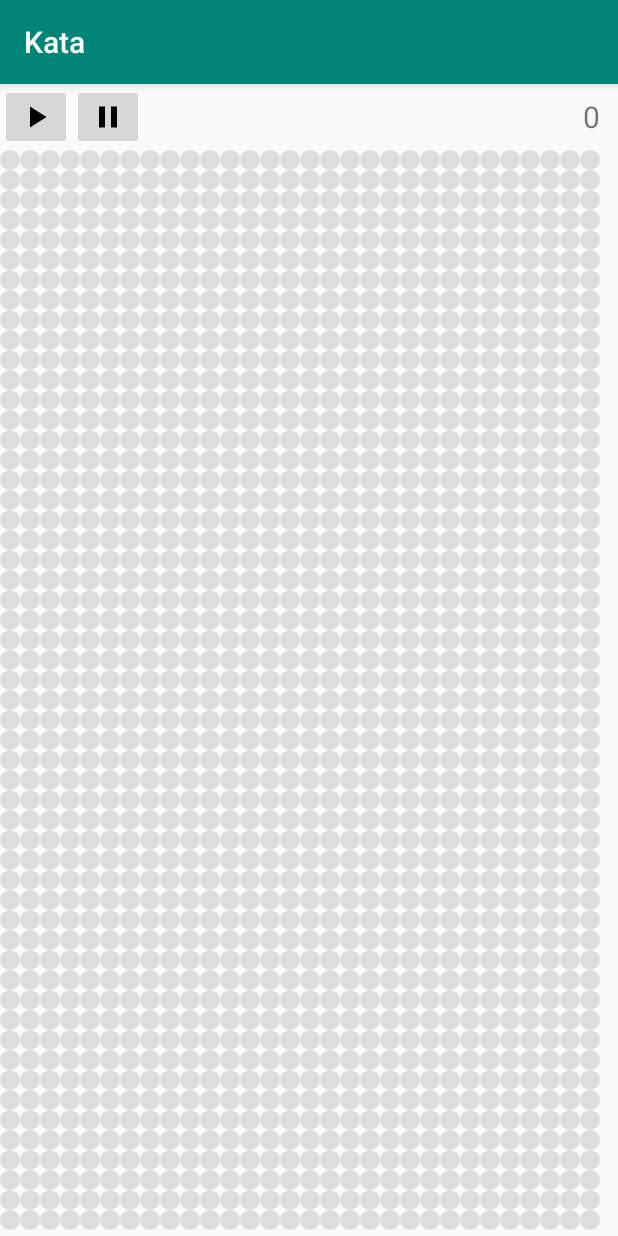
After one commit to Bulrogg/kata, an Android app: the GameOfLifeCustomViewActivity screen opened directly, with no data from a screen before it, on a phone screen of 412 x 824 dp. The commit adds this screen. Run offline under Robolectric (Android 15) with nearby library versions, the phone set to English and light mode, and no system bars.

Commit message:
Game of life : GameOfLifeCustomViewActivity

```diff
--- a/app/src/main/AndroidManifest.xml
+++ b/app/src/main/AndroidManifest.xml
@@ -9,16 +9,15 @@
         android:roundIcon="@mipmap/ic_launcher_round"
         android:supportsRtl="true"
         android:theme="@style/AppTheme">
-
+        <activity android:name=".gameoflife.GameOfLifeCustomViewActivity"></activity>
         <activity android:name=".HomeActivity">
             <intent-filter>
                 <action android:name="android.intent.action.MAIN" />
+
                 <category android:name="android.intent.category.LAUNCHER" />
             </intent-filter>
         </activity>
-
         <activity android:name=".gameoflife.GameOfLifeConsoleActivity" />
-
     </application>
 
 </manifest>
--- a/app/src/main/java/com/frederic/millard/android/kata/HomeActivity.kt
+++ b/app/src/main/java/com/frederic/millard/android/kata/HomeActivity.kt
@@ -1,8 +1,9 @@
 package com.frederic.millard.android.kata
 
+import android.os.Bundle
 import androidx.appcompat.app.AppCompatActivity
-import android.os.Bundle
 import com.frederic.millard.android.kata.gameoflife.GameOfLifeConsoleActivity
+import com.frederic.millard.android.kata.gameoflife.GameOfLifeCustomViewActivity
 import kotlinx.android.synthetic.main.activity_home.*
 
 class HomeActivity : AppCompatActivity() {
@@ -12,5 +13,6 @@ class HomeActivity : AppCompatActivity() {
         setContentView(R.layout.activity_home)
 
         gameOfLifeConsoleButton.setOnClickListener { startActivity(GameOfLifeConsoleActivity.getIntent(this)) }
+        gameOfLifeCustomViewButton.setOnClickListener { startActivity(GameOfLifeCustomViewActivity.getIntent(this)) }
     }
 }
--- /dev/null
+++ b/app/src/main/java/com/frederic/millard/android/kata/gameoflife/GameOfLifeCustomViewActivity.kt
@@ -0,0 +1,120 @@
+package com.frederic.millard.android.kata.gameoflife
+
+import android.content.Context
+import android.content.Intent
+import android.os.Bundle
+import android.os.Handler
+import android.os.Looper
+import android.view.LayoutInflater
+import android.view.ViewTreeObserver
+import android.widget.FrameLayout
+import android.widget.LinearLayout
+import androidx.appcompat.app.AppCompatActivity
+import com.frederic.millard.android.kata.R
+import com.frederic.millard.android.kata.gameoflife.controller.GameOfLifeController
+import com.frederic.millard.android.kata.gameoflife.core.GameOfLifeInteractor
+import com.frederic.millard.android.kata.gameoflife.core.LivingCellAroundCalculator
+import com.frederic.millard.android.kata.gameoflife.core.NextGenerationCalculator
+import com.frederic.millard.android.kata.gameoflife.core.World
+import com.frederic.millard.android.kata.gameoflife.presentation.GameOfLifeDisplay
+import com.frederic.millard.android.kata.gameoflife.presentation.GameOfLifePresenter
+import com.frederic.millard.android.kata.gameoflife.repository.WorldRepository
+import kotlinx.android.synthetic.main.activity_game_of_life_custom_view.*
+
+
+class GameOfLifeCustomViewActivity : AppCompatActivity(), GameOfLifeDisplay {
+
+    companion object {
+        fun getIntent(context: Context) = Intent(context, GameOfLifeCustomViewActivity::class.java)
+        private const val CELL_WIDTH_PX = 20
+        private const val CELL_HEIGHT_PX = 20
+    }
+
+    private lateinit var controller: GameOfLifeController
+
+    private val cellsMap: MutableMap<Pair<Int, Int>, CellView> = mutableMapOf()
+
+    override fun onCreate(savedInstanceState: Bundle?) {
+        super.onCreate(savedInstanceState)
+        setContentView(R.layout.activity_game_of_life_custom_view)
+
+        startButton.setOnClickListener { controller.start() }
+        pauseButton.setOnClickListener { controller.stop() }
+
+        injectObject()
+
+        initDynamicWorld()
+    }
+
+    private fun initDynamicWorld() {
+        worldContent.viewTreeObserver.addOnGlobalLayoutListener(object : ViewTreeObserver.OnGlobalLayoutListener {
+            override fun onGlobalLayout() {
+                worldContent.viewTreeObserver.removeOnGlobalLayoutListener(this)
+                val rowCount = worldContent.height / CELL_HEIGHT_PX
+                val colCount = worldContent.width / CELL_WIDTH_PX
+                initWorldDisplay(rowCount, colCount)
+                controller.initWorld(rowCount, colCount)
+                controller.changeGenerationTimeValue(700L)
+            }
+        })
+    }
+
+    private fun initWorldDisplay(rowCount: Int, colCount: Int) {
+        val rowLinearLayout = LinearLayout(this).apply {
+            layoutParams = LinearLayout.LayoutParams(LinearLayout.LayoutParams.MATCH_PARENT,
+                                                     LinearLayout.LayoutParams.MATCH_PARENT)
+            orientation = LinearLayout.VERTICAL
+        }
+
+        for (row in 0 until rowCount) {
+            val colLinearLayout = LinearLayout(this).apply {
+                layoutParams = LinearLayout.LayoutParams(LinearLayout.LayoutParams.MATCH_PARENT,
+                                                         LinearLayout.LayoutParams.WRAP_CONTENT)
+                orientation = LinearLayout.HORIZONTAL
+                for (col in 0 until colCount) {
+                    val cellView = CellView(this@GameOfLifeCustomViewActivity)
+                    cellView.isActivated = false
+                    cellView.setOnClickListener { controller.activateCell(row, col) }
+                    cellsMap[row to col] = cellView
+                    addView(cellView)
+                }
+            }
+            rowLinearLayout.addView(colLinearLayout)
+        }
+
+        worldContent.addView(rowLinearLayout)
+    }
+
+    private fun injectObject() {
+        val repository = WorldRepository()
+        val presenter = GameOfLifePresenter(this)
+        val nextGenerationCalculator = NextGenerationCalculator(LivingCellAroundCalculator())
+        val interactor = GameOfLifeInteractor(presenter, repository, nextGenerationCalculator)
+        controller = GameOfLifeController(interactor)
+    }
+
+    override fun displayWorld(world: World) {
+        Handler(Looper.getMainLooper()).post {
+            with(world) {
+                generationTextView.text = generationCount.toString()
+
+                for (row in cells.indices) {
+                    val colCells = cells[row]
+                    for (col in colCells.indices) {
+                        cellsMap[row to col]?.isActivated = colCells[col]
+                    }
+                }
+            }
+        }
+    }
+
+    class CellView(context: Context) : FrameLayout(context) {
+
+        init {
+            val inflater = context.getSystemService(Context.LAYOUT_INFLATER_SERVICE) as LayoutInflater
+            inflater.inflate(R.layout.view_cell, this, true)
+            layoutParams = LayoutParams(CELL_WIDTH_PX, CELL_HEIGHT_PX)
+        }
+
+    }
+}
--- a/app/src/main/java/com/frederic/millard/android/kata/gameoflife/controller/GameOfLifeController.kt
+++ b/app/src/main/java/com/frederic/millard/android/kata/gameoflife/controller/GameOfLifeController.kt
@@ -5,21 +5,52 @@ import java.util.*
 
 class GameOfLifeController(private val interactor: GameOfLifeInteractor) {
 
-    private val timer = Timer()
+    private val generationTimer = GenerationTimer(700L) { interactor.nextGeneration() }
 
-    fun initWorld(height: Int, width: Int) {
-        interactor.initWorld(height, width)
+    fun initWorld(rowCount: Int, colCount: Int) {
+        interactor.initWorld(rowCount, colCount)
     }
 
-    fun activateCell(x: Int, y: Int) {
-        interactor.activateCell(x, y)
+    fun activateCell(row: Int, col: Int) {
+        interactor.activateCell(row, col)
     }
 
-    fun start(generationTime: Long) {
+    fun changeGenerationTimeValue(generationTime: Long) {
+        generationTimer.changeGenerationTimeValue(generationTime)
+    }
+
+    fun start() {
+        generationTimer.startGeneration()
+    }
+
+    fun stop() {
+        generationTimer.pauseGeneration()
+    }
+}
+
+private class GenerationTimer(private var generationTime: Long, private val runFunction: () -> Unit) {
+
+    private val timer = Timer()
+    private var generationRunning = false
+
+    fun startGeneration() {
+        generationRunning = true
+    }
+
+    fun pauseGeneration() {
+        generationRunning = false
+    }
+
+    fun changeGenerationTimeValue(generationTime: Long) {
+        this.generationTime = generationTime
+    }
+
+    init {
         timer.scheduleAtFixedRate(object : TimerTask() {
             override fun run() {
-                interactor.nextGeneration()
+                if (generationRunning) runFunction()
             }
         }, 0, generationTime)
     }
+
 }
--- a/app/src/main/java/com/frederic/millard/android/kata/gameoflife/core/LivingCellAroundCalculator.kt
+++ b/app/src/main/java/com/frederic/millard/android/kata/gameoflife/core/LivingCellAroundCalculator.kt
@@ -13,7 +13,7 @@ class LivingCellAroundCalculator {
                 row + 1 to col - 1,
                 row + 1 to col,
                 row + 1 to col + 1)
-                    .filter { it.first in 0 until width && it.second in 0 until height }
+                    .filter { it.first in 0 until rowCount && it.second in 0 until colCount }
                     .count { cells[it.first][it.second] }
         }
     }
--- a/app/src/main/java/com/frederic/millard/android/kata/gameoflife/core/NextGenerationCalculator.kt
+++ b/app/src/main/java/com/frederic/millard/android/kata/gameoflife/core/NextGenerationCalculator.kt
@@ -13,8 +13,8 @@ class NextGenerationCalculator(private var livingCellAroundCalculator: LivingCel
     }
 
     private fun World.computeNewCells(world: World) =
-        List(height) { row ->
-            List(width) { col ->
+        List(rowCount) { row ->
+            List(colCount) { col ->
                 val cellIsLiving = cells[row][col]
                 val livingNeighboursCount = livingCellAroundCalculator.computeLivingCellsAround(world, row, col)
                 if (cellIsLiving) NUMBERS_OF_LIVING_NEIGHBOURS_TO_SURVIVE.contains(livingNeighboursCount)
--- a/app/src/main/java/com/frederic/millard/android/kata/gameoflife/core/World.kt
+++ b/app/src/main/java/com/frederic/millard/android/kata/gameoflife/core/World.kt
@@ -1,8 +1,8 @@
 package com.frederic.millard.android.kata.gameoflife.core
 
 data class World(
-    val height: Int,
-    val width: Int,
+    val rowCount: Int,
+    val colCount: Int,
     val generationCount: Int,
     val cells: List<List<Boolean>>
 )
--- /dev/null
+++ b/app/src/main/res/color/cell_color.xml
@@ -0,0 +1,5 @@
+<?xml version="1.0" encoding="utf-8"?>
+<selector xmlns:android="http://schemas.android.com/apk/res/android">
+    <item android:color="#DDDDDD" android:state_activated="false" />
+    <item android:color="@color/colorPrimary" />
+</selector>
--- /dev/null
+++ b/app/src/main/res/drawable/cell_drawable.xml
@@ -0,0 +1,5 @@
+<?xml version="1.0" encoding="utf-8"?>
+<shape xmlns:android="http://schemas.android.com/apk/res/android"
+    android:shape="oval">
+    <solid android:color="@color/cell_color" />
+</shape>
--- /dev/null
+++ b/app/src/main/res/drawable/ic_pause_black_24dp.xml
@@ -0,0 +1,9 @@
+<vector xmlns:android="http://schemas.android.com/apk/res/android"
+        android:width="24dp"
+        android:height="24dp"
+        android:viewportWidth="24.0"
+        android:viewportHeight="24.0">
+    <path
+        android:fillColor="#FF000000"
+        android:pathData="M6,19h4L10,5L6,5v14zM14,5v14h4L18,5h-4z"/>
+</vector>
--- /dev/null
+++ b/app/src/main/res/drawable/ic_play_arrow_black_24dp.xml
@@ -0,0 +1,9 @@
+<vector xmlns:android="http://schemas.android.com/apk/res/android"
+        android:width="24dp"
+        android:height="24dp"
+        android:viewportWidth="24.0"
+        android:viewportHeight="24.0">
+    <path
+        android:fillColor="#FF000000"
+        android:pathData="M8,5v14l11,-7z"/>
+</vector>
--- /dev/null
+++ b/app/src/main/res/layout/activity_game_of_life_custom_view.xml
@@ -0,0 +1,52 @@
+<?xml version="1.0" encoding="utf-8"?>
+<androidx.constraintlayout.widget.ConstraintLayout xmlns:android="http://schemas.android.com/apk/res/android"
+    xmlns:app="http://schemas.android.com/apk/res-auto"
+    xmlns:tools="http://schemas.android.com/tools"
+    android:layout_width="match_parent"
+    android:layout_height="match_parent"
+    tools:context=".gameoflife.GameOfLifeCustomViewActivity">
+
+    <ImageButton
+        android:id="@+id/startButton"
+        android:layout_width="wrap_content"
+        android:layout_height="wrap_content"
+        android:src="@drawable/ic_play_arrow_black_24dp"
+        app:layout_constraintStart_toStartOf="parent"
+        app:layout_constraintTop_toTopOf="parent" />
+
+    <ImageButton
+        android:id="@+id/pauseButton"
+        android:layout_width="wrap_content"
+        android:layout_height="wrap_content"
+        android:src="@drawable/ic_pause_black_24dp"
+        app:layout_constraintStart_toEndOf="@id/startButton"
+        app:layout_constraintTop_toTopOf="parent" />
+
+    <TextView
+        android:id="@+id/generationTextView"
+        android:layout_width="wrap_content"
+        android:layout_height="wrap_content"
+        android:layout_marginTop="8dp"
+        android:layout_marginEnd="12dp"
+        android:textSize="20sp"
+        app:layout_constraintEnd_toEndOf="parent"
+        app:layout_constraintTop_toTopOf="parent"
+        tools:text="000" />
+
+    <androidx.constraintlayout.widget.Barrier
+        android:id="@+id/controllerBarrier"
+        android:layout_width="0dp"
+        android:layout_height="0dp"
+        app:barrierDirection="bottom"
+        app:constraint_referenced_ids="generationTextView,startButton" />
+
+    <FrameLayout
+        android:id="@+id/worldContent"
+        android:layout_width="0dp"
+        android:layout_height="0dp"
+        app:layout_constraintBottom_toBottomOf="parent"
+        app:layout_constraintEnd_toEndOf="parent"
+        app:layout_constraintStart_toStartOf="parent"
+        app:layout_constraintTop_toBottomOf="@id/controllerBarrier" />
+
+</androidx.constraintlayout.widget.ConstraintLayout>
--- /dev/null
+++ b/app/src/main/res/layout/view_cell.xml
@@ -0,0 +1,5 @@
+<?xml version="1.0" encoding="utf-8"?>
+<FrameLayout xmlns:android="http://schemas.android.com/apk/res/android"
+    android:layout_width="match_parent"
+    android:layout_height="match_parent"
+    android:background="@drawable/cell_drawable" />
```
Also changed, not shown: app/src/main/java/com/frederic/millard/android/kata/gameoflife/GameOfLifeActivity.kt (+12 -11 lines), app/src/main/java/com/frederic/millard/android/kata/gameoflife/GameOfLifeConsoleActivity.kt (+17 -11 lines), app/src/main/java/com/frederic/millard/android/kata/gameoflife/core/GameOfLifeInteractor.kt (+10 -9 lines), app/src/main/res/layout/activity_home.xml (+12 -1 lines), 3 other files.
